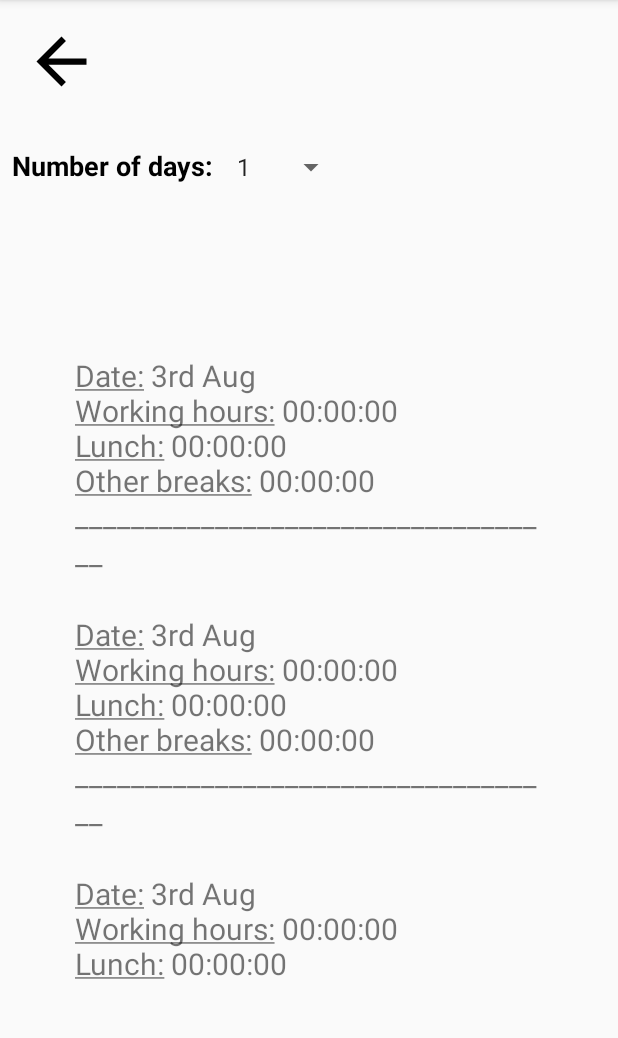
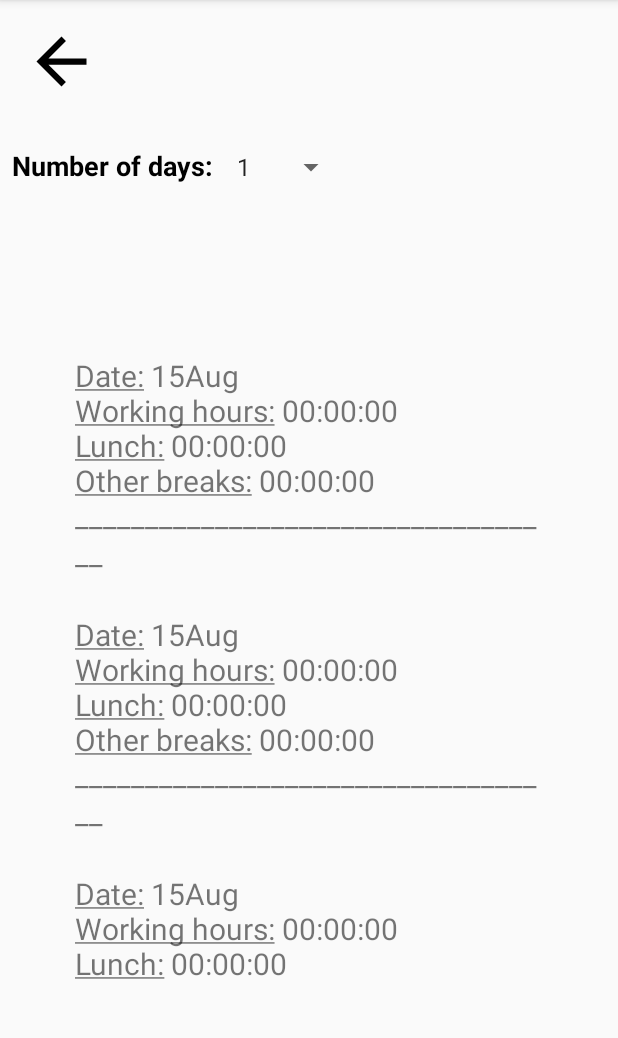
Before and after one commit to EricSumStu/August19, an Android app: the Report screen opened directly, with no data from a screen before it, on a phone screen of 412 x 824 dp, the part 84-1122 px from its top. Run offline under Robolectric (Android 15) with nearby library versions, the phone set to English and light mode, and no system bars.

Commit message:
Lunch Button fix

```diff
--- a/TrackMyHours/app/src/main/java/com/example/trackmyhours/MainActivity.java
+++ b/TrackMyHours/app/src/main/java/com/example/trackmyhours/MainActivity.java
@@ -106,12 +106,14 @@ public class MainActivity extends AppCompatActivity {
         if (!lunchRunning) {
             pauseMainChronometer(v);
             startLunchChronometer(v);
-
+        mButtonReset.setText("Stop Lunch");
         }
         else{
             pauseLunchChronometer(v);
             startMainChronometer(v);
+        mButtonReset.setText("Start Lunch");
         }
+
 
     }
     public void startMainChronometer(View v) {
--- a/TrackMyHours/app/src/main/java/com/example/trackmyhours/Report.java
+++ b/TrackMyHours/app/src/main/java/com/example/trackmyhours/Report.java
@@ -32,7 +32,7 @@ public class Report extends AppCompatActivity {
 
             // rowTextView.setText("Date: 3rd Aug\n" + "Working hours: " + "00:00:00\n\n");
 
-            rowTextView.setText(Html.fromHtml("<u>Date:</u> 3rd Aug <br> <u>Working hours:</u> 00:00:00<br> <u>Lunch:</u> 00:00:00 <br> <u>Other breaks:</u> 00:00:00 <br>___________________________________<br> "));
+            rowTextView.setText(Html.fromHtml("<u>Date:</u> 15Aug <br> <u>Working hours:</u> 00:00:00<br> <u>Lunch:</u> 00:00:00 <br> <u>Other breaks:</u> 00:00:00 <br>___________________________________<br> "));
 
             // add the textview to the linearlayout
             linearLayout.addView(rowTextView);
```
